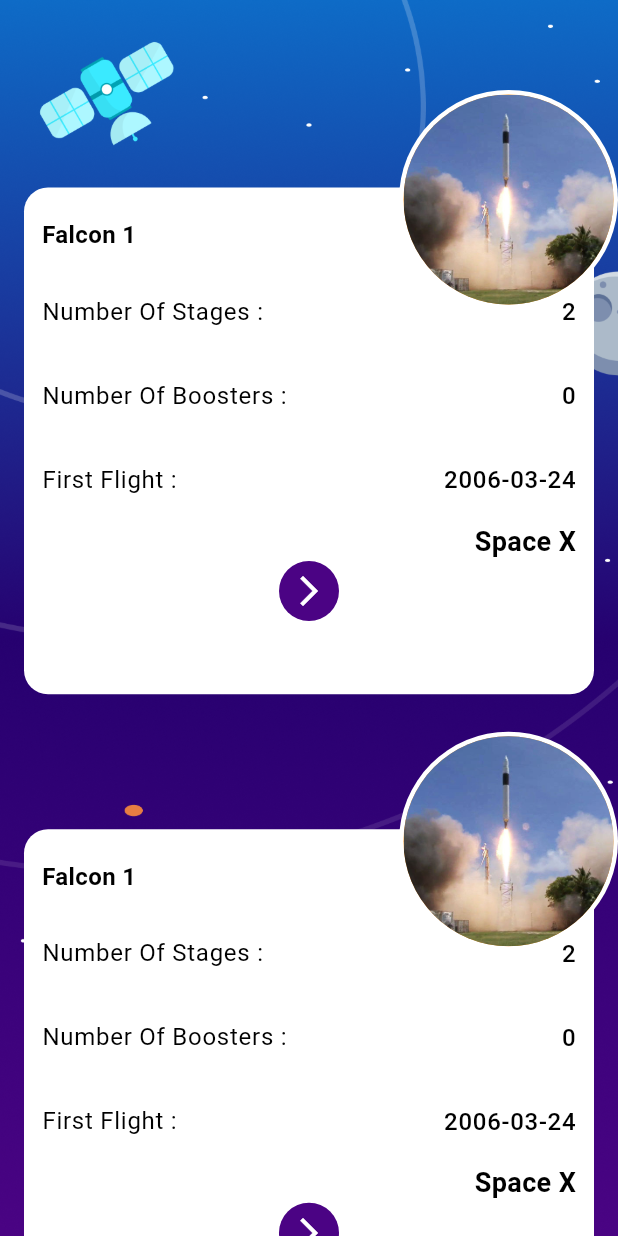
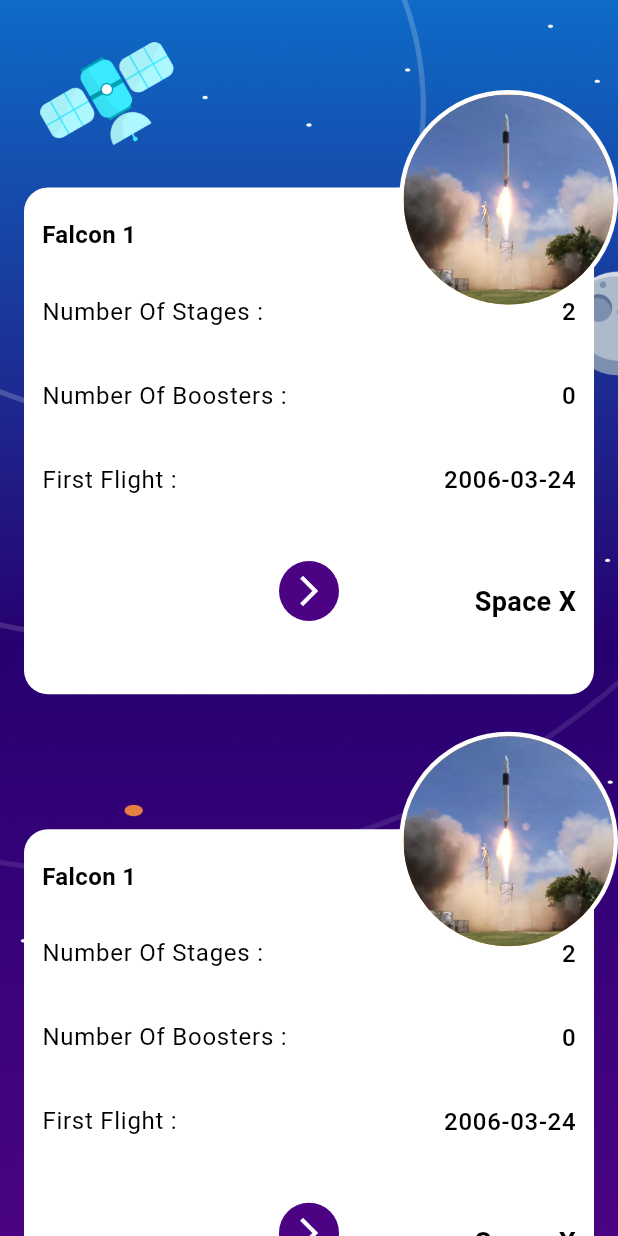
Before and after one commit to BaselAmin1/Mentorship_B1_B_Team, a Flutter app: the screen it shows after launch, on a phone screen of 412 x 824 dp. Run offline on Flutter 3.47's test engine with Material 3 defaults, Android fonts, the phone set to English and light mode, and no system bars; our stand-ins replace dio, flutter_bloc, flutter_screenutil, get_it, page_transition, pretty_dio_logger and 1 more.

Commit message:
translate the company name of the rocket

```diff
--- a/lib/features/rockets/presentation/views/widgets/rocket_item_details.dart
+++ b/lib/features/rockets/presentation/views/widgets/rocket_item_details.dart
@@ -1,5 +1,6 @@
 
 import 'package:flutter/material.dart';
+import 'package:flutter/widgets.dart';
 import 'package:space_x/core/theming/text_styles.dart';
 
 class RocketItemDetails extends StatelessWidget {
@@ -32,9 +33,11 @@ class RocketItemDetails extends StatelessWidget {
           title: Text('First Flight : '),
           trailing: Text('2006-03-24',style: Styles.textStyle16),
         ),
-        const Align(
+         Align(
           alignment: Alignment.bottomRight,
-          child: Text('Space X',style: Styles.textStyle18,)),
+          child: Transform.translate(
+            offset: const Offset(0, 40),
+            child: const Text('Space X',style: Styles.textStyle18,))),
          const Align(alignment: Alignment.bottomCenter,
 
         child: CircleAvatar(
```
